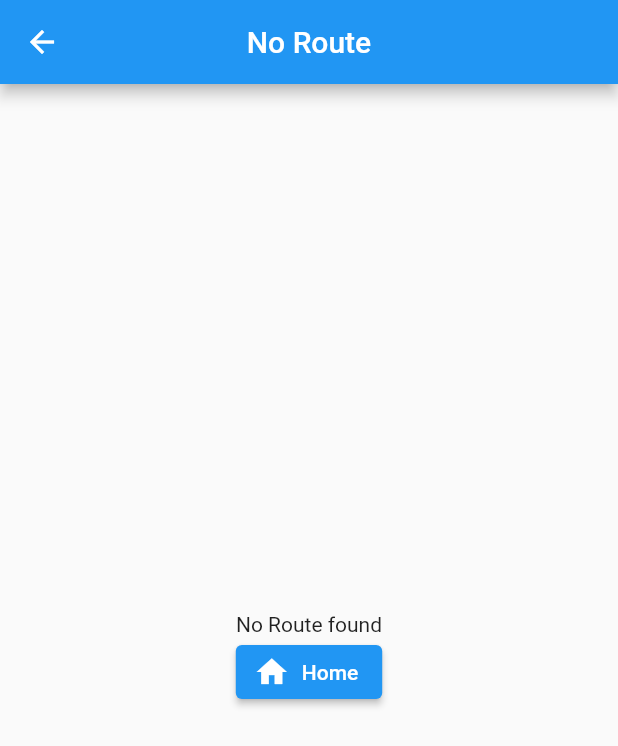
After one commit to Daddy2054/ecomm_app, a Flutter app: the NoRouteScreen screen opened directly, on a phone screen of 412 x 824 dp. The commit adds this screen. Shown: the top 746 px of the screen. Run offline on Flutter 3.47's test engine with Material 2 defaults, Android fonts, the phone set to English and light mode, and no system bars; our stand-ins replace connectivity_plus, dio, flutter_riverpod, flutter_secure_storage, freezed_annotation, go_router and 3 more; missing offline and left inert: dio_http_formatter, flutter_screen_lock; accounts and stored records are empty; generated files the repository leaves out were written again.

Commit message:
1. GoRouter Initial Setup With Riverpod.mp4

```diff
--- /dev/null
+++ b/lib/common/error/no_route_screen.dart
@@ -0,0 +1,26 @@
+import 'package:flutter/material.dart';
+import 'package:flutter_riverpod/flutter_riverpod.dart';
+
+class NoRouteScreen extends ConsumerWidget {
+  const NoRouteScreen({super.key});
+
+  @override
+  Widget build(BuildContext context, WidgetRef ref) {
+    return Scaffold(
+      appBar: AppBar(
+        title: const Text('No Route'),
+        centerTitle: true,
+      ),
+      body: Center(
+        child: Column(
+          mainAxisAlignment: MainAxisAlignment.center,
+          children: [
+            const Text('No Route found'),
+            ElevatedButton.icon(onPressed: (){}, icon: Icon(Icons.home), label: const Text('Home'))
+
+          ],
+        ),
+      ),
+    );
+  }
+}
--- /dev/null
+++ b/lib/core/route/route_name.dart
@@ -0,0 +1 @@
+const String settingRoute = 'setting';
--- a/pubspec.yaml
+++ b/pubspec.yaml
@@ -54,6 +54,7 @@ dependencies:
   flutter_screen_lock: ^7.0.1
   freezed: ^2.3.2
   freezed_annotation: ^2.2.0
+  go_router: ^6.5.8
 
 
 
```
Also changed, not shown: lib/core/route/go_router_provider.dart (added, +23 -0 lines), lib/main_widget.dart (+12 -10 lines), pubspec.lock.
